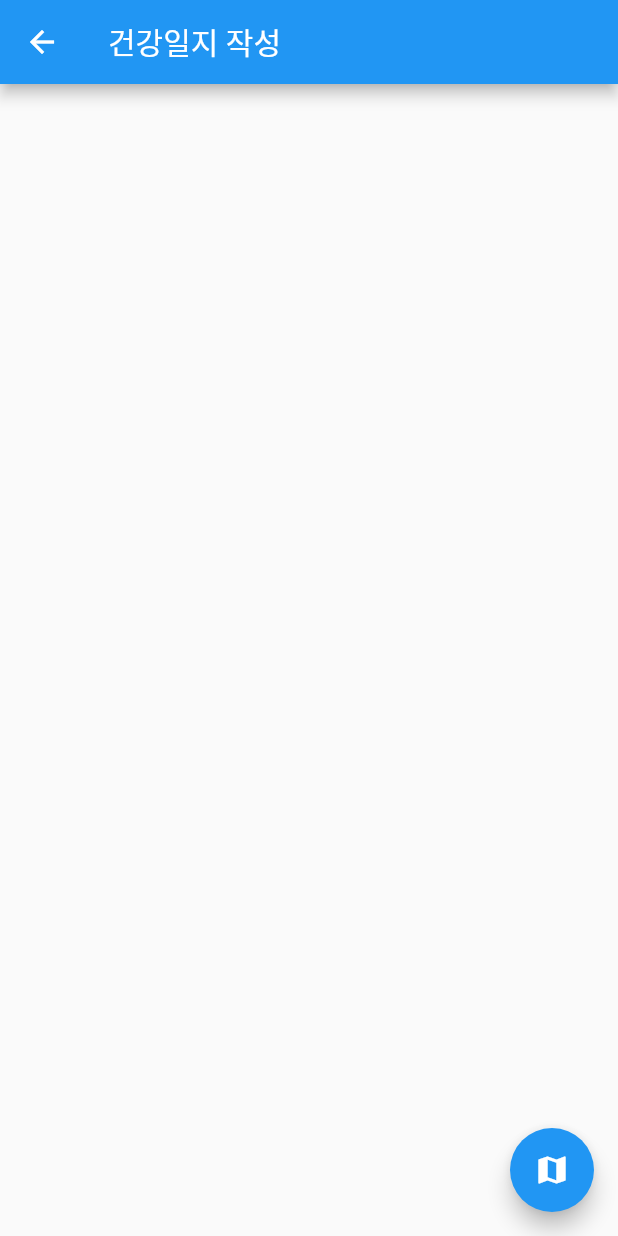
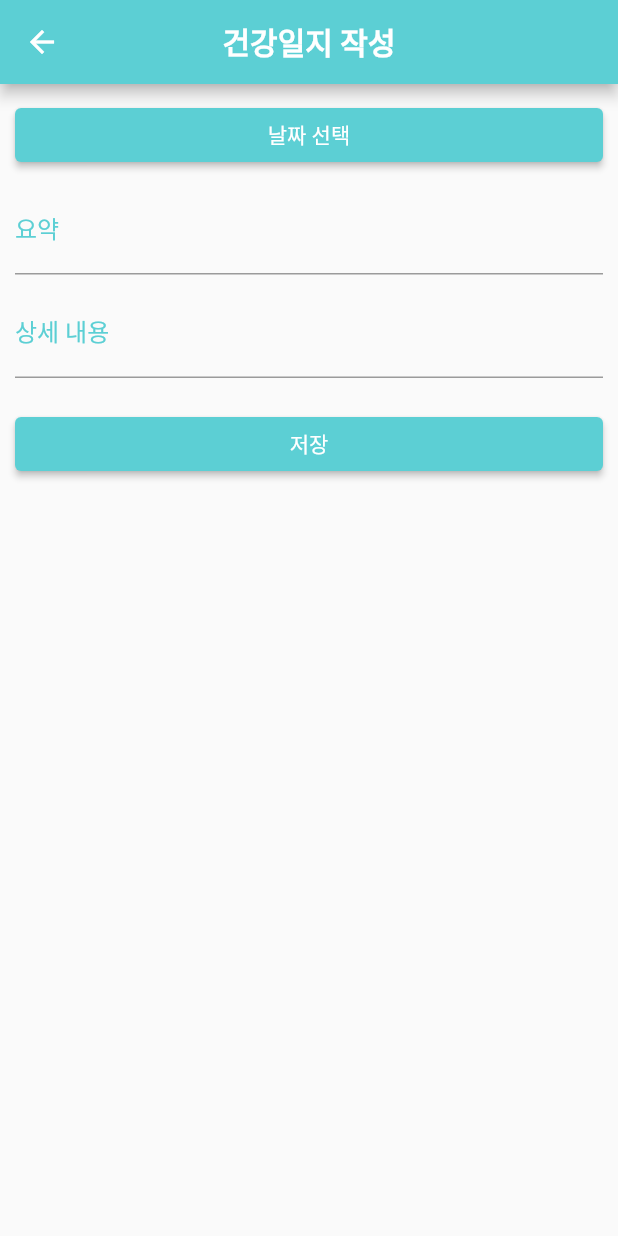
Before and after one commit to kumoh-lni/apayo-front, a Flutter app: the WritePage screen opened directly, on a phone screen of 412 x 824 dp. Run offline on Flutter 3.47's test engine with Material 2 defaults, Android fonts, the phone set to English and light mode, and no system bars; our stand-ins replace google_maps_flutter, location.

Commit message:
0524, 건강일지 작성 페이지 프론트 구현

```diff
--- a/lib/write_page.dart
+++ b/lib/write_page.dart
@@ -1,7 +1,5 @@
 import 'package:flutter/material.dart';
-import 'package:location/location.dart';
-import 'package:google_maps_flutter/google_maps_flutter.dart';
-import 'hospital_search.dart'; // 이전에 작성한 HospitalSearchPage 코드 임포트
+import 'package:intl/intl.dart';
 
 class WritePage extends StatefulWidget {
   const WritePage({Key? key}) : super(key: key);
@@ -11,26 +9,139 @@ class WritePage extends StatefulWidget {
 }
 
 class _WritePageState extends State<WritePage> {
+  DateTime? selectedDate;
+  String? summary;
+  String? details;
+
   @override
   Widget build(BuildContext context) {
     return Scaffold(
       appBar: AppBar(
-        title: const Text('건강일지 작성'),
+        backgroundColor: Color(0xff5CCFD4),
+        title: Text(
+          '건강일지 작성',
+          style: TextStyle(
+            fontSize: 20.0,
+            fontWeight: FontWeight.bold,
+            color: Colors.white,
+          ),
+        ),
+        centerTitle: true,
       ),
       body: Container(
-        // 건강일지 작성 페이지의 내용을 작성
-      ),
-      floatingActionButton: FloatingActionButton(
-        onPressed: () {
-          Navigator.push(
-            context,
-            MaterialPageRoute(
-              builder: (context) => HospitalSearchPage(recommendedSpecialistName: '학교'),
+        padding: EdgeInsets.all(10.0),
+        child: Column(
+          crossAxisAlignment: CrossAxisAlignment.stretch,
+          children: [
+            ElevatedButton(
+              onPressed: () {
+                showDatePicker(
+                  context: context,
+                  initialDate: DateTime.now(),
+                  firstDate: DateTime(2020),
+                  lastDate: DateTime(2025),
+                ).then((date) {
+                  if (date != null) {
+                    setState(() {
+                      selectedDate = date;
+                    });
+                  }
+                });
+              },
+              style: ElevatedButton.styleFrom(
+                primary: Color(0xff5CCFD4),
+              ),
+              child: Text(
+                selectedDate != null
+                    ? DateFormat('yyyy-MM-dd').format(selectedDate!)
+                    : '날짜 선택',
+                style: TextStyle(
+                  color: Colors.white,
+                ),
+              ),
             ),
-          );
-        },
-        child: const Icon(Icons.map),
+            SizedBox(height: 10.0),
+            TextField(
+              decoration: InputDecoration(
+                labelText: '요약',
+                labelStyle: TextStyle(
+                  color: Color(0xff5CCFD4),
+                ),
+              ),
+              style: TextStyle(
+                color: Color(0xff5CCFD4),
+              ),
+              onChanged: (value) {
+                setState(() {
+                  summary = value;
+                });
+              },
+            ),
+            SizedBox(height: 10.0),
+            TextField(
+              decoration: InputDecoration(
+                labelText: '상세 내용',
+                labelStyle: TextStyle(
+                  color: Color(0xff5CCFD4),
+                ),
+              ),
+              style: TextStyle(
+                color: Color(0xff5CCFD4),
+              ),
+              onChanged: (value) {
+                setState(() {
+                  details = value;
+                });
+              },
+            ),
+            SizedBox(height: 20.0),
+            ElevatedButton(
+              onPressed: () {
+                if (selectedDate != null && summary != null && details != null) {
+                  saveHealthRecord(
+                    DateFormat('yyyy-MM-dd').format(selectedDate!),
+                    summary!,
+                    details!,
+                  );
+                  Navigator.pop(context); // 페이지 닫기
+                } else {
+                  showDialog(
+                    context: context,
+                    builder: (context) => AlertDialog(
+                      title: Text('오류'),
+                      content: Text('모든 필드를 입력해주세요.'),
+                      actions: <Widget>[
+                        TextButton(
+                          onPressed: () {
+                            Navigator.of(context).pop();
+                          },
+                          child: Text('확인'),
+                        ),
+                      ],
+                    ),
+                  );
+                }
+              },
+              style: ElevatedButton.styleFrom(
+                primary: Color(0xff5CCFD4),
+              ),
+              child: Text(
+                '저장',
+                style: TextStyle(
+                  color: Colors.white,
+                ),
+              ),
+            ),
+          ],
+        ),
       ),
     );
   }
+
+  void saveHealthRecord(String date, String summary, String details) {
+    print('저장된 건강 일지:');
+    print('날짜: $date');
+    print('요약: $summary');
+    print('상세 내용: $details');
+  }
 }
```
